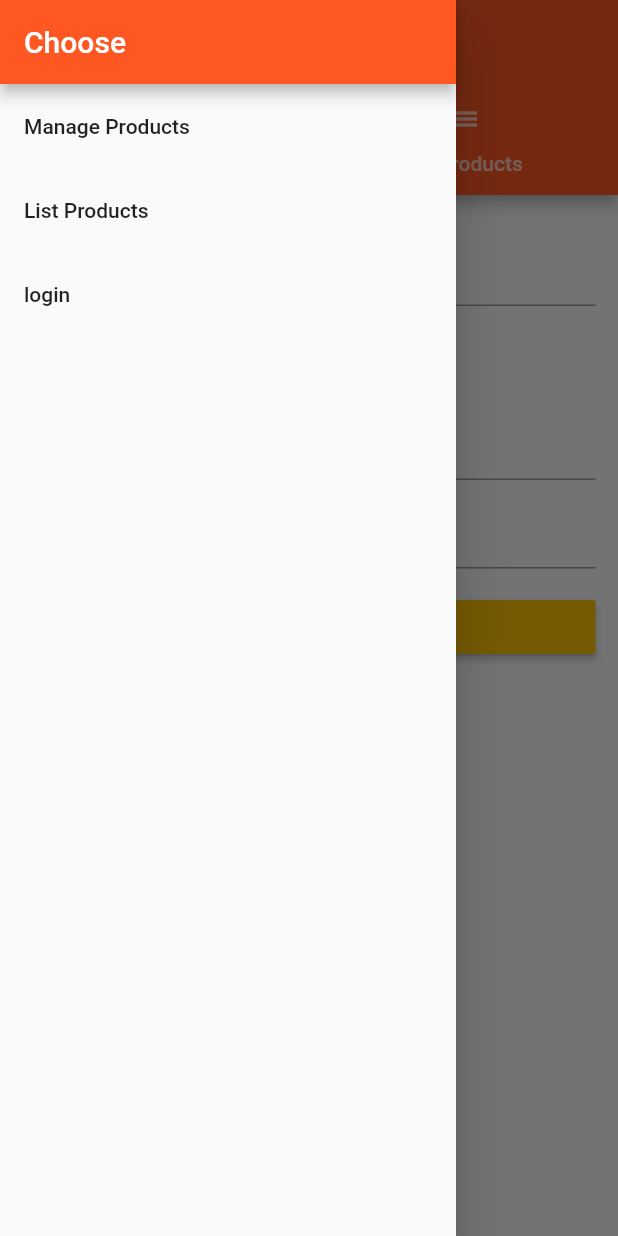
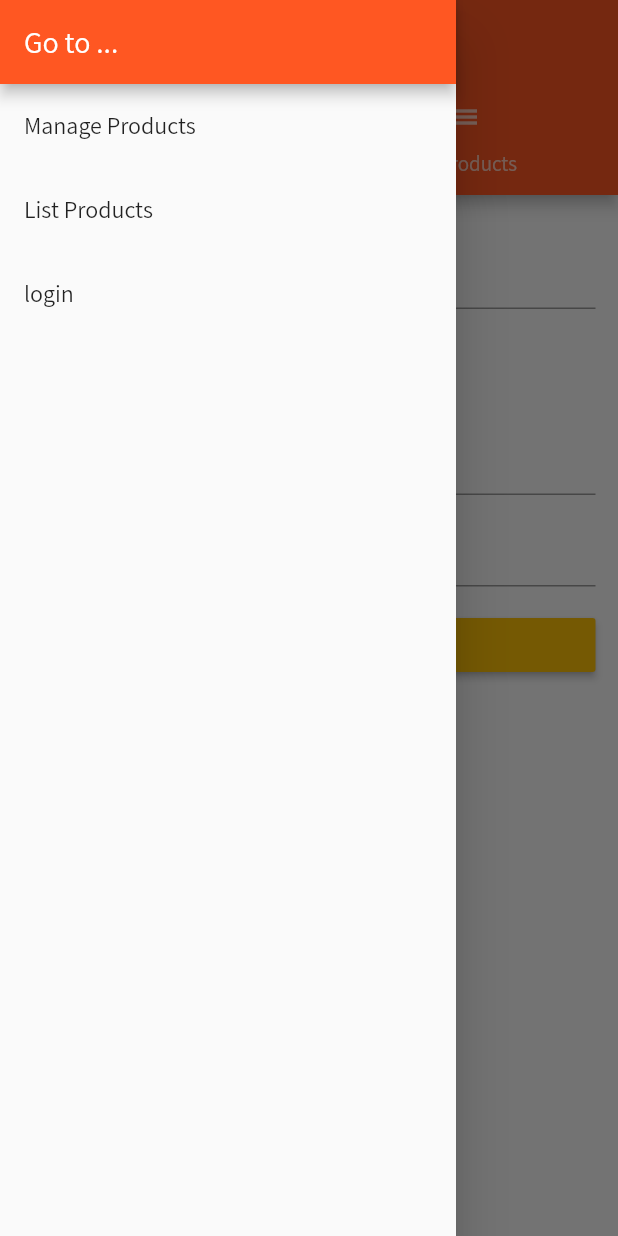
Before and after one commit to jar0m1r/flutplayground, a Flutter app: the ProductsAdminPage screen opened by its route, with the side drawer open, on a phone screen of 412 x 824 dp. Run offline on Flutter 3.47's test engine with Material 2 defaults, Android fonts, the phone set to English and light mode, and no system bars.

Commit message:
Add style to Products List

```diff
--- a/lib/main.dart
+++ b/lib/main.dart
@@ -42,7 +42,8 @@ class _MyAppState extends State<MyApp>{
       theme: ThemeData(
           brightness: Brightness.light,
           primarySwatch: Colors.deepOrange,
-          accentColor: Colors.amber
+          accentColor: Colors.amber,
+          fontFamily: 'Assistant'
         ),
       //home: AuthPage(),
       routes: {
--- a/lib/pages/products_drawer.dart
+++ b/lib/pages/products_drawer.dart
@@ -8,22 +8,22 @@ class ProductsDrawer extends StatelessWidget {
           children: <Widget>[
             AppBar(
               automaticallyImplyLeading: false,
-              title: Text('Choose')
+              title: Text('Go to ...')
             ),
             ListTile(
-              title: Text('Manage Products'),
+              title: Text('Manage Products', style: TextStyle(fontSize: 16.0),),
               onTap: (){
                 Navigator.pushReplacementNamed(context, '/admin');
               }
             ),
             ListTile(
-              title: Text('List Products'),
+              title: Text('List Products', style: TextStyle(fontSize: 16.0)),
               onTap: (){
                 Navigator.pushReplacementNamed(context, '/products');
               }
             ),
             ListTile(
-              title: Text('login'),
+              title: Text('login', style: TextStyle(fontSize: 16.0)),
               onTap: (){
                 Navigator.pushReplacementNamed(context, '/');
               }
```
Also changed, not shown: lib/products.dart (+44 -10 lines), pubspec.yaml (+5 -5 lines), assets/fonts/Assistant-Bold.ttf (added), assets/fonts/Assistant-ExtraBold.ttf (added), assets/fonts/Assistant-ExtraLight.ttf (added), assets/fonts/Assistant-Light.ttf (added), assets/fonts/Assistant-Regular.ttf (added), assets/fonts/Assistant-SemiBold.ttf (added), assets/fonts/CinzelDecorative-Black.ttf (deleted), assets/fonts/CinzelDecorative-Bold.ttf (deleted), assets/fonts/CinzelDecorative-Regular.ttf (deleted).
